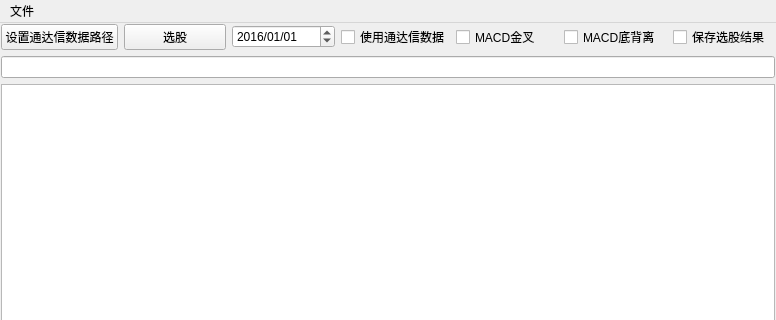
First picture: the form in resource/main.ui, repository aslucky/StockHelper, before the edit; both pictures show x 0 to 776 and y 0 to 320 of the 776 by 552 pixel window.
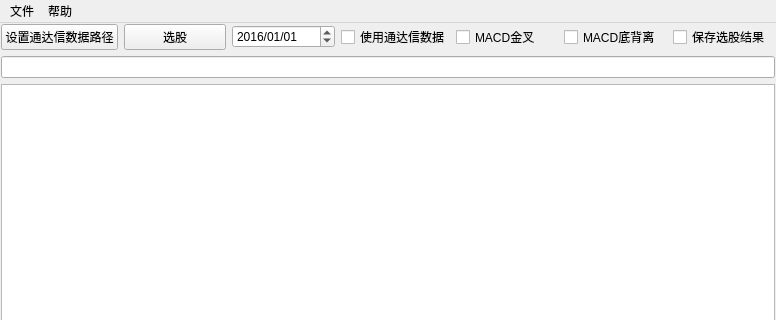
Second picture: the form after the edit.

Diff of the .ui file:
```diff
--- a/resource/main.ui
+++ b/resource/main.ui
@@ -137,7 +137,14 @@
     </property>
     <addaction name="action_Setting"/>
    </widget>
+   <widget class="QMenu" name="menu">
+    <property name="title">
+     <string>帮助</string>
+    </property>
+    <addaction name="action_about"/>
+   </widget>
    <addaction name="menuFile"/>
+   <addaction name="menu"/>
   </widget>
   <widget class="QStatusBar" name="statusbar"/>
   <action name="action_Setting">
```
Left out of the diff: 22 changed lines with no effect on the pictures.
